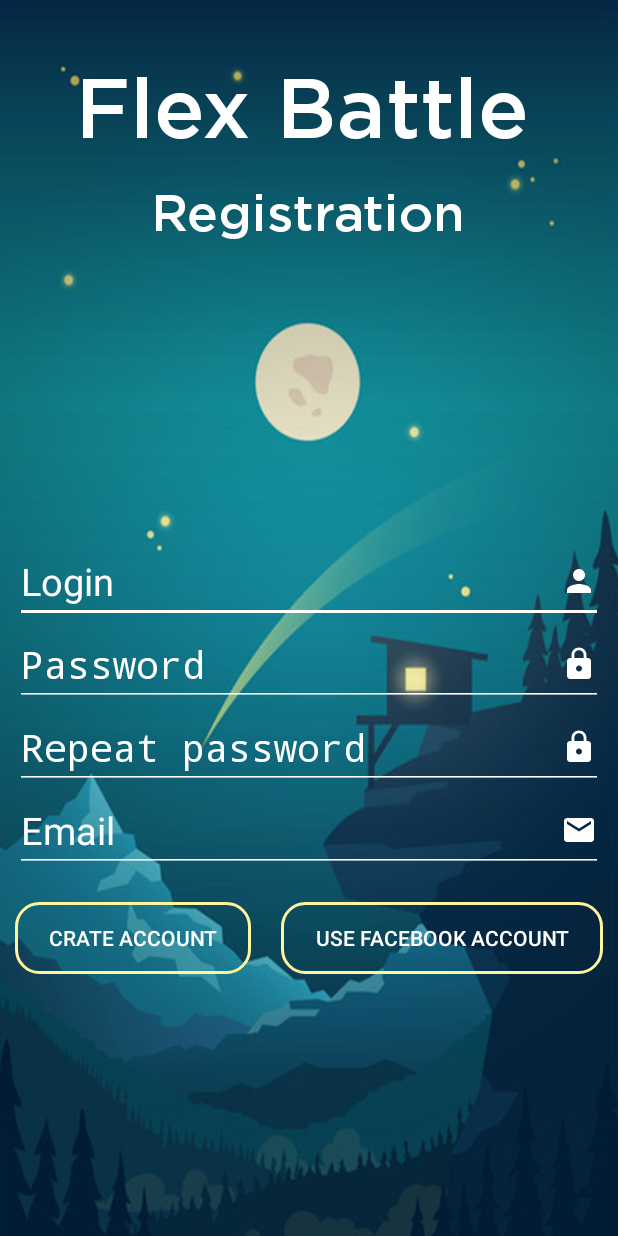
After one commit to Konopl9/FlexBattle, an Android app: the RegistrationActivity screen opened directly, with no data from a screen before it, on a phone screen of 412 x 824 dp. The commit adds this screen. Run offline under Robolectric (Android 15) with nearby library versions, the phone set to English and light mode, and no system bars.

Commit message:
Registration menu and other menu refactoring

```diff
--- a/app/src/main/AndroidManifest.xml
+++ b/app/src/main/AndroidManifest.xml
@@ -12,13 +12,13 @@
         android:theme="@style/AppTheme"
         android:windowSoftInputMode="adjustResize"
         tools:ignore="GoogleAppIndexingWarning">
-        <activity
-            android:name=".PvPLoginActivity" />
-        <activity
-            android:name=".SoloLoginActivity" />
+        <activity android:name=".RegistrationActivity"></activity>
+        <activity android:name=".PvPLoginActivity" />
+        <activity android:name=".SoloLoginActivity" />
         <activity android:name=".MainActivity">
             <intent-filter>
                 <action android:name="android.intent.action.MAIN" />
+
                 <category android:name="android.intent.category.LAUNCHER" />
             </intent-filter>
         </activity>
--- a/app/src/main/java/com/example/flexbattle/MainActivity.java
+++ b/app/src/main/java/com/example/flexbattle/MainActivity.java
@@ -2,6 +2,7 @@ package com.example.flexbattle;
 
 import android.annotation.SuppressLint;
 import android.app.Activity;
+import android.content.Intent;
 import android.os.Build;
 import android.os.Bundle;
 import android.view.MotionEvent;
@@ -33,7 +34,7 @@ public class MainActivity extends Activity {
         setGreetingTextByTime();
     }
 
-    @SuppressLint("NewApi")
+    @SuppressLint({"NewApi", "SetTextI18n"})
     private void setGreetingTextByTime(){
         linearLayout = findViewById(R.id.mainLayout);
         greetingTextView = findViewById(R.id.greetingText);
@@ -43,13 +44,13 @@ public class MainActivity extends Activity {
             //morning
             linearLayout.setBackground(getDrawable(R.drawable.morning_bg));
             greetingTextView.setText("Good Morning");
-        } else if (timeOfDay >= 12 && timeOfDay < 16) {
+        } else if (timeOfDay < 16) {
             //afternoon
             greetingTextView.setText("Good Afternoon");
-        } else if (timeOfDay >= 16 && timeOfDay < 21) {
+        } else if (timeOfDay < 21) {
             //evening
             greetingTextView.setText("Good Evening");
-        } else if (timeOfDay >= 21 && timeOfDay < 24) {
+        } else {
             //night
             linearLayout.setBackground(getDrawable(R.drawable.night_bg));
             greetingTextView.setText("Good Night");
@@ -67,7 +68,7 @@ public class MainActivity extends Activity {
                     soloPlayButton.startAnimation(animation);
                 }
                 if (event.getAction() == MotionEvent.ACTION_UP) {
-                    setContentView(R.layout.activity_solo_login);
+                    openSoloLoginActivity();
                 }
                 return true;
             }
@@ -81,11 +82,20 @@ public class MainActivity extends Activity {
                     pvpPlayButton.startAnimation(animation);
                 }
                 if (event.getAction() == MotionEvent.ACTION_UP) {
-                    setContentView(R.layout.activity_pvp_login);
+                    openPvPLoginActivity();
                 }
                 return true;
             }
         });
     }
 
+    private void openSoloLoginActivity(){
+        Intent intent = new Intent(this, SoloLoginActivity.class);
+        startActivity(intent);
+    }
+
+    private void openPvPLoginActivity(){
+        Intent intent = new Intent(this, PvPLoginActivity.class);
+        startActivity(intent);
+    }
 }
--- /dev/null
+++ b/app/src/main/java/com/example/flexbattle/RegistrationActivity.java
@@ -0,0 +1,13 @@
+package com.example.flexbattle;
+
+import android.app.Activity;
+import android.os.Bundle;
+
+public class RegistrationActivity extends Activity {
+
+  @Override
+  protected void onCreate(Bundle savedInstanceState) {
+    super.onCreate(savedInstanceState);
+    setContentView(R.layout.activity_registration);
+  }
+}
--- a/app/src/main/java/com/example/flexbattle/SoloLoginActivity.java
+++ b/app/src/main/java/com/example/flexbattle/SoloLoginActivity.java
@@ -1,7 +1,14 @@
 package com.example.flexbattle;
 
+import android.annotation.SuppressLint;
 import android.app.Activity;
+import android.content.Intent;
 import android.os.Bundle;
+import android.view.MotionEvent;
+import android.view.View;
+import android.view.animation.Animation;
+import android.view.animation.AnimationUtils;
+import android.widget.Button;
 
 public class SoloLoginActivity extends Activity {
 
@@ -9,6 +16,30 @@ public class SoloLoginActivity extends Activity {
     protected void onCreate(Bundle savedInstanceState) {
         super.onCreate(savedInstanceState);
         setContentView(R.layout.activity_solo_login);
+        setOnTouchListenerToSoloLoginMenuButtons();
+    }
 
+    @SuppressLint("ClickableViewAccessibility")
+    private void setOnTouchListenerToSoloLoginMenuButtons() {
+        final Button registrationButton = findViewById(R.id.registrationButton);
+        final Button verifyLogin = findViewById(R.id.loginButton);
+        registrationButton.setOnTouchListener(new View.OnTouchListener() {
+            @Override
+            public boolean onTouch(View v, MotionEvent event) {
+                if (event.getAction() == MotionEvent.ACTION_DOWN) {
+                    Animation animation = AnimationUtils.loadAnimation(getApplicationContext(), R.anim.login_button_animation);
+                    registrationButton.startAnimation(animation);
+                }
+                if (event.getAction() == MotionEvent.ACTION_UP) {
+                    openRegistrationActivity();
+                }
+                return true;
+            }
+        });
+    }
+
+    private void openRegistrationActivity(){
+        Intent intent = new Intent(this, RegistrationActivity.class);
+        startActivity(intent);
     }
 }
--- /dev/null
+++ b/app/src/main/res/drawable/ic_email_black_24dp.xml
@@ -0,0 +1,5 @@
+<vector android:height="24dp" android:tint="#FFFFFF"
+    android:viewportHeight="24.0" android:viewportWidth="24.0"
+    android:width="24dp" xmlns:android="http://schemas.android.com/apk/res/android">
+    <path android:fillColor="#FF000000" android:pathData="M20,4L4,4c-1.1,0 -1.99,0.9 -1.99,2L2,18c0,1.1 0.9,2 2,2h16c1.1,0 2,-0.9 2,-2L22,6c0,-1.1 -0.9,-2 -2,-2zM20,8l-8,5 -8,-5L4,6l8,5 8,-5v2z"/>
+</vector>
--- a/app/src/main/res/layout-v26/activiti_main.xml
+++ b/app/src/main/res/layout-v26/activiti_main.xml
@@ -1,11 +1,11 @@
 <?xml version="1.0" encoding="utf-8"?>
 <LinearLayout xmlns:android="http://schemas.android.com/apk/res/android"
     xmlns:tools="http://schemas.android.com/tools"
+    android:id="@+id/mainLayout"
     android:layout_width="fill_parent"
     android:layout_height="fill_parent"
     android:background="@drawable/night_bg"
     android:orientation="vertical"
-    android:id="@+id/mainLayout"
     tools:context=".MainActivity">
 
     <TextView
@@ -53,7 +53,7 @@
         android:textAppearance="@style/TextAppearance.AppCompat.Button"
         android:textColor="@drawable/button_text_color"
         android:textSize="40sp"
-        tools:ignore="HardcodedText,OnClick"
+        tools:ignore="HardcodedText"
         tools:targetApi="o" />
 
     <Button
--- /dev/null
+++ b/app/src/main/res/layout/activity_registration.xml
@@ -0,0 +1,139 @@
+<?xml version="1.0" encoding="utf-8"?>
+<LinearLayout xmlns:android="http://schemas.android.com/apk/res/android"
+    xmlns:tools="http://schemas.android.com/tools"
+    android:layout_width="fill_parent"
+    android:layout_height="fill_parent"
+    android:background="@drawable/night_bg"
+    android:gravity="top"
+    android:orientation="vertical"
+    tools:context=".MainActivity">
+
+    <TextView
+        android:id="@+id/gameTitle"
+        android:layout_width="wrap_content"
+        android:layout_height="wrap_content"
+        android:layout_marginStart="50dp"
+        android:layout_marginTop="40dp"
+        android:layout_marginEnd="50dp"
+        android:fontFamily="@font/gothammedium"
+        android:gravity="center"
+        android:text="Flex Battle"
+        android:textAppearance="@style/TextAppearance.AppCompat.Display3"
+        android:textColor="#ffffff"
+        tools:ignore="HardcodedText"
+        tools:targetApi="jelly_bean" />
+
+    <TextView
+        android:id="@+id/registrationLabel"
+        android:layout_width="wrap_content"
+        android:layout_height="wrap_content"
+        android:layout_gravity="center_horizontal"
+        android:layout_marginStart="8dp"
+        android:layout_marginTop="20dp"
+        android:layout_marginEnd="8dp"
+        android:fontFamily="@font/gothammedium"
+        android:text="Registration"
+        android:textAppearance="@style/TextAppearance.AppCompat.Display1"
+        android:textColor="#ffffff"
+        tools:ignore="HardcodedText"
+        tools:targetApi="jelly_bean" />
+
+    <EditText
+        android:id="@+id/loginInput"
+        android:layout_width="match_parent"
+        android:layout_height="wrap_content"
+        android:layout_marginStart="10dp"
+        android:layout_marginTop="200dp"
+        android:layout_marginEnd="10dp"
+        android:drawableEnd="@drawable/ic_person_black_24dp"
+        android:drawableRight="@drawable/ic_person_black_24dp"
+        android:ems="10"
+        android:hint="Login"
+        android:textColorHint="#ffffff"
+        android:textSize="25sp"
+        android:theme="@style/myEditTextStyle"
+        tools:ignore="HardcodedText" />
+
+    <EditText
+        android:id="@+id/passwordInput"
+        android:layout_width="match_parent"
+        android:layout_height="wrap_content"
+        android:layout_marginStart="10dp"
+        android:layout_marginEnd="10dp"
+        android:drawableEnd="@drawable/ic_lock_black_24dp"
+        android:drawableRight="@drawable/ic_lock_black_24dp"
+        android:ems="10"
+        android:hint="Password"
+        android:inputType="textPassword"
+        android:textColorHint="#ffffff"
+        android:textSize="25sp"
+        android:theme="@style/myEditTextStyle"
+        tools:ignore="HardcodedText,RtlCompat" />
+
+    <EditText
+        android:id="@+id/repeatPassword"
+        android:layout_width="match_parent"
+        android:layout_height="wrap_content"
+        android:layout_marginStart="10dp"
+        android:layout_marginEnd="10dp"
+        android:drawableEnd="@drawable/ic_lock_black_24dp"
+        android:drawableRight="@drawable/ic_lock_black_24dp"
+        android:ems="10"
+        android:hint="Repeat password"
+        android:inputType="textPassword"
+        android:textColorHint="#ffffff"
+        android:textSize="25sp"
+        android:theme="@style/myEditTextStyle"
+        tools:ignore="HardcodedText,RtlCompat" />
+
+    <EditText
+        android:id="@+id/emailRegistration"
+        android:layout_width="match_parent"
+        android:layout_height="wrap_content"
+        android:layout_marginStart="10dp"
+        android:layout_marginEnd="10dp"
+        android:drawableEnd="@drawable/ic_email_black_24dp"
+        android:drawableRight="@drawable/ic_email_black_24dp"
+        android:ems="10"
+        android:hint="Email"
+        android:inputType="textEmailAddress"
+        android:textColorHint="#ffffff"
+        android:textSize="25sp"
+        android:theme="@style/myEditTextStyle"
+        tools:ignore="HardcodedText,RtlCompat" />
+
+    <LinearLayout
+        android:layout_width="match_parent"
+        android:layout_height="wrap_content"
+        android:layout_marginTop="20dp"
+        android:orientation="horizontal">
+
+        <Button
+            android:id="@+id/createAccountButton"
+            android:layout_width="wrap_content"
+            android:layout_height="wrap_content"
+            android:layout_marginStart="10dp"
+            android:layout_marginEnd="10dp"
+            android:layout_marginBottom="20dp"
+            android:layout_weight="1"
+            android:background="@drawable/bg_button_transparent"
+            android:text="Crate account"
+            android:textColor="@drawable/button_text_color"
+            tools:ignore="HardcodedText" />
+
+        <Button
+            android:id="@+id/useFacebookAccount"
+            android:layout_width="wrap_content"
+            android:layout_height="wrap_content"
+            android:layout_marginStart="10dp"
+            android:layout_marginEnd="10dp"
+            android:layout_marginBottom="20dp"
+            android:layout_weight="1"
+            android:background="@drawable/bg_button_transparent"
+            android:text="Use facebook account"
+            android:textColor="@drawable/button_text_color"
+            tools:ignore="HardcodedText" />
+    </LinearLayout>
+
+
+</LinearLayout>
--- a/build.gradle
+++ b/build.gradle
@@ -7,7 +7,7 @@ buildscript {
 
     }
     dependencies {
-        classpath 'com.android.tools.build:gradle:3.5.1'
+        classpath 'com.android.tools.build:gradle:3.5.2'
 
         // NOTE: Do not place your application dependencies here; they belong
         // in the individual module build.gradle files
```
